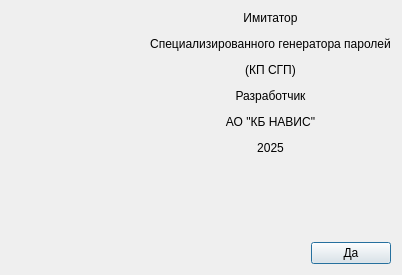
First picture: the form in src/AboutDialog.ui, repository m6v/sgp, before the edit.
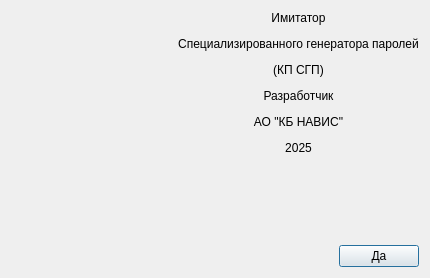
Second picture: the form after the edit. Icons and pictures are not drawn.

Patch:
```diff
--- a/src/AboutDialog.ui
+++ b/src/AboutDialog.ui
@@ -6,8 +6,8 @@
    <rect>
     <x>0</x>
     <y>0</y>
-    <width>402</width>
-    <height>275</height>
+    <width>430</width>
+    <height>278</height>
    </rect>
   </property>
   <property name="windowTitle">
```
Left out of the diff: 6 changed lines with no effect on the pictures.
